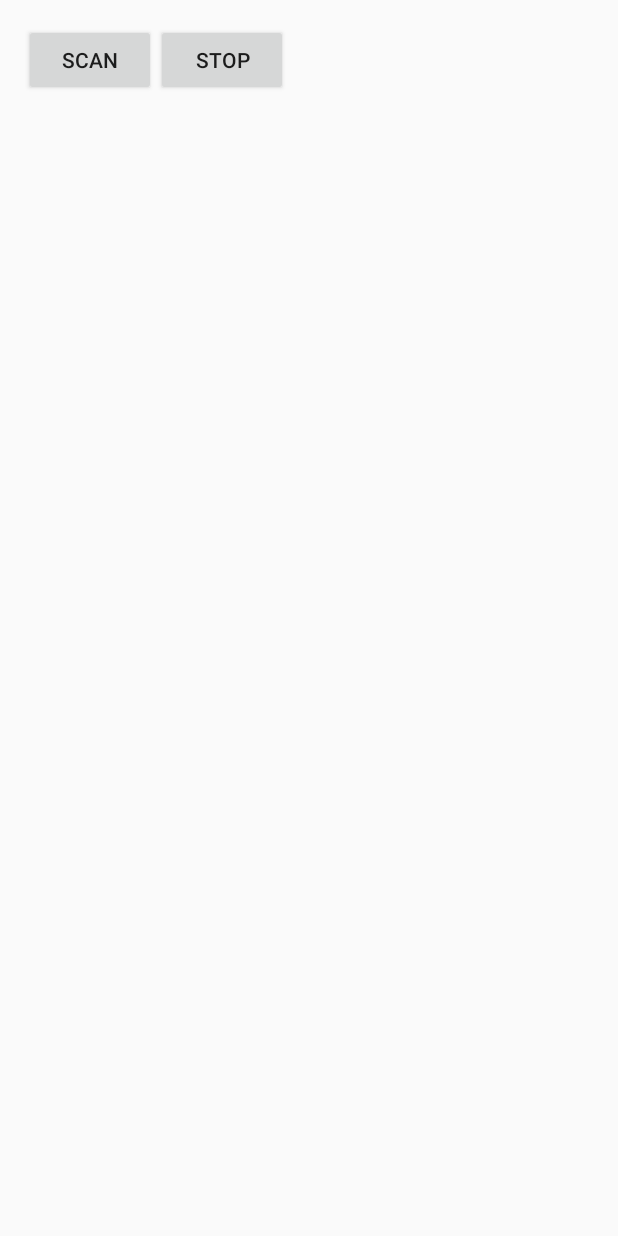
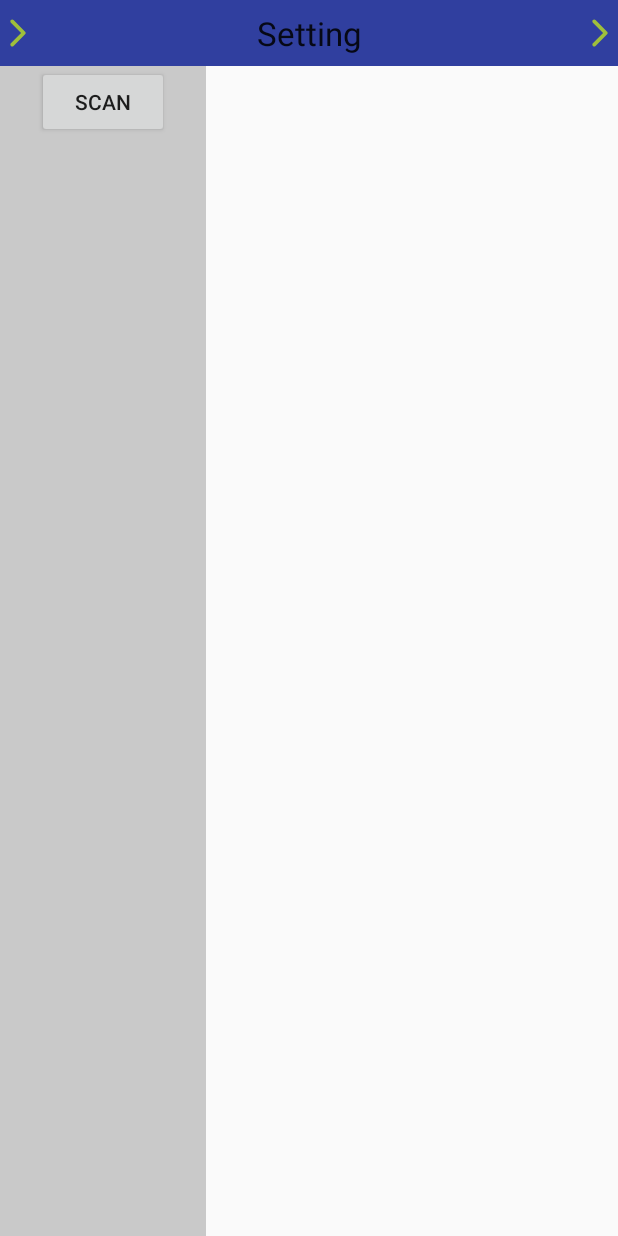
Before and after one commit to thesamespace/BLEConnectTest, an Android app: the screen it shows after launch (MainActivity), on a phone screen of 412 x 824 dp. Run offline under Robolectric (Android 15) with nearby library versions, the phone set to English and light mode, and no system bars.

Commit message:
完善了设置BLE参数界面

```diff
--- a/app/src/main/AndroidManifest.xml
+++ b/app/src/main/AndroidManifest.xml
@@ -26,7 +26,7 @@
             </intent-filter>
         </activity>
         <activity android:name=".BLEServerListActivity" />
-        <activity android:name=".BLESettingActivity" />
+        <activity android:name=".SettingActivity" />
     </application>
 
 </manifest>
--- a/app/src/main/java/com/example/thesamespace/bleconnecttest/BLEAdapter.java
+++ b/app/src/main/java/com/example/thesamespace/bleconnecttest/BLEAdapter.java
@@ -37,7 +37,7 @@ public class BLEAdapter extends BaseAdapter {
 
     @Override
     public View getView(int position, View convertView, ViewGroup parent) {
-        View view = View.inflate(mContext, R.layout.blelist_item, null);
+        View view = View.inflate(mContext, R.layout.item_blelist, null);
         TextView tv_name = (TextView) view.findViewById(R.id.tv_name);
         TextView tv_rssi = (TextView) view.findViewById(R.id.tv_rssi);
         tv_name.setText(mData.get(position).getName());
--- a/app/src/main/java/com/example/thesamespace/bleconnecttest/MainActivity.java
+++ b/app/src/main/java/com/example/thesamespace/bleconnecttest/MainActivity.java
@@ -1,51 +1,74 @@
 package com.example.thesamespace.bleconnecttest;
 
 import android.app.Activity;
+import android.app.FragmentTransaction;
 import android.bluetooth.BluetoothDevice;
-import android.bluetooth.BluetoothGatt;
-import android.bluetooth.BluetoothGattCallback;
-import android.bluetooth.BluetoothGattCharacteristic;
-import android.bluetooth.BluetoothGattDescriptor;
-import android.bluetooth.BluetoothGattService;
 import android.content.Intent;
-import android.support.v7.app.AppCompatActivity;
 import android.os.Bundle;
 import android.view.View;
 import android.widget.AdapterView;
 import android.widget.Button;
 import android.widget.ListView;
-import android.widget.TextView;
 
 import java.util.ArrayList;
-import java.util.HashMap;
 import java.util.List;
 
 public class MainActivity extends Activity implements View.OnClickListener, AdapterView.OnItemClickListener {
     private ListView lv_bleList;
-    List<ListItem> list = new ArrayList<>();
+    private Button btn_scan;
+    private List<ListItem> list = new ArrayList<>();
+    private int[] record = new int[4];
+    private BLEAdapter bledapter;
     private MyLeScaner myLeScaner = new MyLeScaner() {
         @Override
         protected void mOnLeScan(BluetoothDevice device, int rssi, byte[] scanRecord) {
+            if (device.getName().equals("MYBLE")) {
+//                String scanRecordStr = "";
+//                for (byte b : scanRecord) {
+//                    scanRecordStr += String.format("%X,", b);
+//                }
+                switch (scanRecord[24]) {
+                    case 0:
+                        record[0]++;
+                        break;
+                    case 1:
+                        record[1]++;
+                        break;
+                    case 2:
+                        record[2]++;
+                        break;
+                    case 3:
+                        record[3]++;
+                        break;
+                }
+                String temp = "";
+                temp += "0:" + record[0] + "\n";
+                temp += "1:" + record[1] + "\n";
+                temp += "2:" + record[2] + "\n";
+                temp += "3:" + record[3] + "\n";
+                ShowMsg(temp);
+            }
             Boolean isExisted = false;
-            for (int i=0;i<list.size();i++){
-                if (list.get(i).getName().equals(device.getName())){
+            for (int i = 0; i < list.size(); i++) {
+                if (list.get(i).getName().equals(device.getName())) {
                     isExisted = true;
                     list.get(i).setRssi(rssi);
                     break;
                 }
             }
             if (!isExisted) {
-                list.add(new ListItem(device.getName(),rssi));
+                list.add(new ListItem(device.getName(), rssi));
             }
-            BLEAdapter bledapter = new BLEAdapter(MainActivity.this, list);
-            lv_bleList.setAdapter(bledapter);
+            if (bledapter != null)
+                bledapter.notifyDataSetChanged();
         }
 
         @Override
-        protected void ShowMsg(final String str) {
+        protected void ShowMsg(final String logstr) {
             runOnUiThread(new Runnable() {
                 @Override
                 public void run() {
+//                    tv_log.setText(logstr);
                 }
             });
         }
@@ -55,36 +78,37 @@ public class MainActivity extends Activity implements View.OnClickListener, Adap
     protected void onCreate(Bundle savedInstanceState) {
         super.onCreate(savedInstanceState);
         setContentView(R.layout.activity_main);
-        init();
+        initView();
     }
 
-    private void init() {
-        Button btn_scan = (Button) findViewById(R.id.btn_scan);
+    private void initView() {
+        btn_scan = (Button) findViewById(R.id.btn_scan);
         btn_scan.setOnClickListener(this);
-
-        Button btn_stopScan = (Button) findViewById(R.id.btn_stopScan);
-        btn_stopScan.setOnClickListener(this);
-
         lv_bleList = (ListView) findViewById(R.id.lv_list);
         lv_bleList.setOnItemClickListener(this);
+        bledapter = new BLEAdapter(MainActivity.this, list);
+        lv_bleList.setAdapter(bledapter);
     }
 
     @Override
     public void onClick(View v) {
         switch (v.getId()) {
             case R.id.btn_scan:
-                myLeScaner.startLeScan();
-                break;
-            case R.id.btn_stopScan:
-                myLeScaner.stopLeScan();
+                if (btn_scan.getText().equals("Scan")) {
+                    btn_scan.setText("Stop");
+                    myLeScaner.startLeScan();
+                } else {
+                    btn_scan.setText("Scan");
+                    myLeScaner.stopLeScan();
+                }
                 break;
         }
     }
 
     @Override
     public void onItemClick(AdapterView<?> parent, View view, int position, long id) {
-        Intent intent = new Intent(MainActivity.this, BLEServerListActivity.class);
-        intent.putExtra("mDevice", myLeScaner.bleList.get(position).mDevice);
-        startActivity(intent);
+        FragmentTransaction fragmentTransaction = getFragmentManager().beginTransaction();
+        fragmentTransaction.replace(R.id.fly_settingContent, new SettingFragmentContent(myLeScaner.bleList.get(position).mDevice));
+        fragmentTransaction.commit();
     }
 }
--- a/app/src/main/java/com/example/thesamespace/bleconnecttest/BLESettingActivity.java
+++ b/app/src/main/java/com/example/thesamespace/bleconnecttest/SettingActivity.java
@@ -9,20 +9,20 @@ import android.widget.ListView;
 /**
  * Created by thesamespace on 2016/3/31.
  */
-public class BLESettingActivity extends Activity implements AdapterView.OnItemClickListener {
+public class SettingActivity extends Activity implements AdapterView.OnItemClickListener {
     private final static String UUID_KEY_DATA = "0000fff1-0000-1000-8000-00805f9b34fb";
     private ListView lv_bleCharacteristicList;
 
     @Override
     protected void onCreate(Bundle savedInstanceState) {
         super.onCreate(savedInstanceState);
-        setContentView(R.layout.activity_blesetting);
+        setContentView(R.layout.activity_setting);
         init();
     }
 
     private void init() {
         lv_bleCharacteristicList = (ListView) findViewById(R.id.lv_blecharacteristicList);
-        lv_bleCharacteristicList.setOnItemClickListener(BLESettingActivity.this);
+        lv_bleCharacteristicList.setOnItemClickListener(SettingActivity.this);
     }
 
     @Override
--- a/app/src/main/res/layout/activity_main.xml
+++ b/app/src/main/res/layout/activity_main.xml
@@ -4,19 +4,48 @@
     android:layout_width="match_parent"
     android:layout_height="match_parent"
     android:orientation="vertical"
-    android:paddingBottom="@dimen/activity_vertical_margin"
-    android:paddingLeft="@dimen/activity_horizontal_margin"
-    android:paddingRight="@dimen/activity_horizontal_margin"
-    android:paddingTop="@dimen/activity_vertical_margin"
     tools:context="com.example.thesamespace.bleconnecttest.MainActivity">
+
+    <LinearLayout
+        android:layout_width="match_parent"
+        android:layout_height="44dp"
+        android:background="@color/colorPrimaryDark">
+
+        <ImageView
+            android:layout_width="wrap_content"
+            android:layout_height="match_parent"
+            android:src="@drawable/arrow" />
+
+        <TextView
+            android:layout_width="0dp"
+            android:layout_height="match_parent"
+            android:layout_weight="1"
+            android:gravity="center"
+            android:text="Setting"
+            android:textAppearance="?android:attr/textAppearanceLarge" />
+
+        <ImageView
+            android:layout_width="wrap_content"
+            android:layout_height="match_parent"
+            android:src="@drawable/arrow" />
+    </LinearLayout>
+
+    <LinearLayout
+        android:layout_width="match_parent"
+        android:layout_height="match_parent"
+        android:orientation="horizontal">
+
         <LinearLayout
             android:layout_width="match_parent"
-            android:layout_height="wrap_content"
+            android:layout_height="match_parent"
+            android:layout_weight="2"
+            android:background="@color/colorBackground"
             android:orientation="vertical">
 
             <LinearLayout
                 android:layout_width="match_parent"
-                android:layout_height="wrap_content">
+                android:layout_height="wrap_content"
+                android:gravity="center_horizontal">
 
                 <Button
                     android:id="@+id/btn_scan"
@@ -24,18 +53,23 @@
                     android:layout_height="wrap_content"
                     android:text="Scan" />
 
-                <Button
-                    android:id="@+id/btn_stopScan"
-                    android:layout_width="wrap_content"
-                    android:layout_height="wrap_content"
-                    android:text="Stop" />
-
             </LinearLayout>
 
             <ListView
                 android:id="@+id/lv_list"
                 android:layout_width="match_parent"
                 android:layout_height="wrap_content">
+
             </ListView>
         </LinearLayout>
+
+        <FrameLayout
+            android:id="@+id/fly_settingContent"
+            android:layout_width="match_parent"
+            android:layout_height="match_parent"
+            android:layout_weight="1"
+            android:padding="16dp">
+
+        </FrameLayout>
+    </LinearLayout>
 </LinearLayout>
--- a/app/src/main/res/values/colors.xml
+++ b/app/src/main/res/values/colors.xml
@@ -3,4 +3,6 @@
     <color name="colorPrimary">#3F51B5</color>
     <color name="colorPrimaryDark">#303F9F</color>
     <color name="colorAccent">#FF4081</color>
+    <color name="colorBackground">#c9c9c9</color>
+    <color name="colorWrite">#ffffff</color>
 </resources>
```
Also changed, not shown: app/src/main/java/com/example/thesamespace/bleconnecttest/BLEServerListActivity.java (+20 -41 lines), app/src/main/java/com/example/thesamespace/bleconnecttest/SettingFragmentContent.java (added, +327 -0 lines), app/src/main/res/layout/fragment_settingcontent.xml (added, +176 -0 lines), app/src/main/res/layout/activity_setting.xml (renamed from app/src/main/res/layout/activity_blesetting.xml), app/src/main/res/layout/item_blelist.xml (renamed from app/src/main/res/layout/blelist_item.xml).
